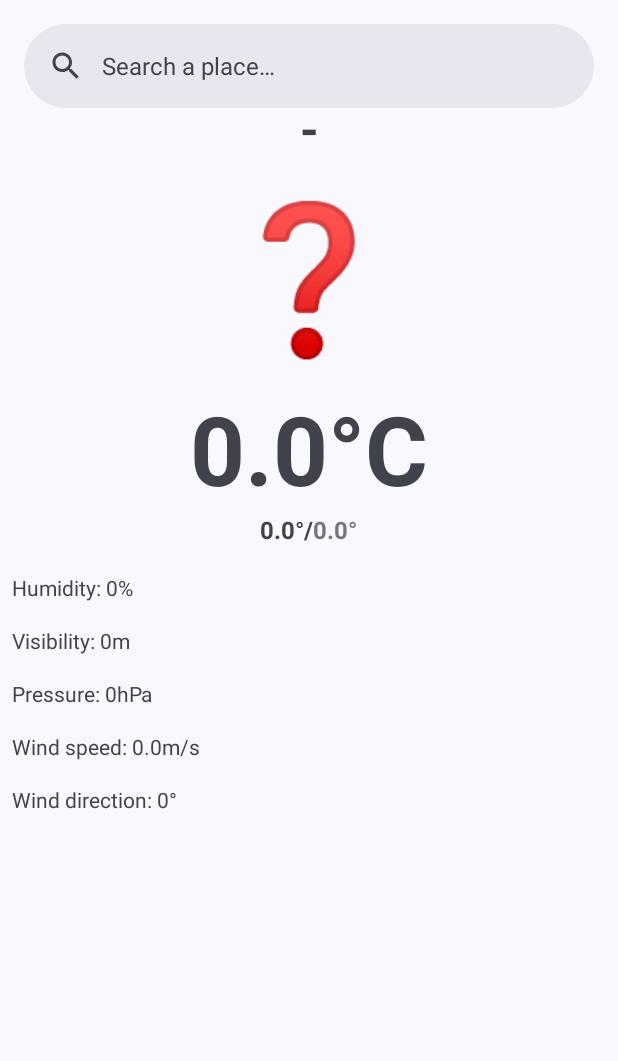
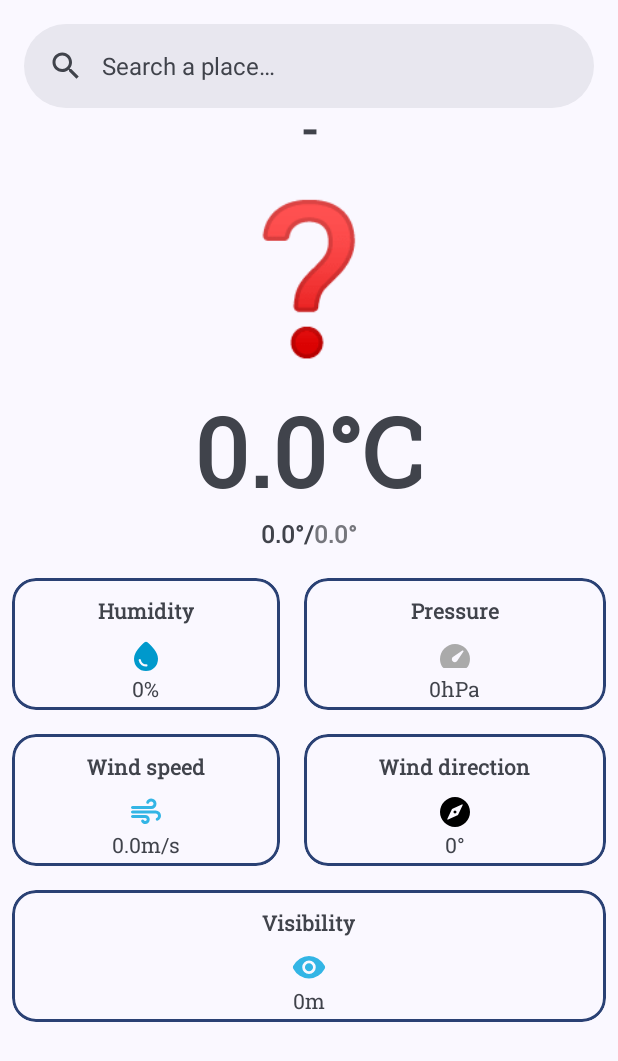
Before and after one commit to gbulgaru/Simple-Weather, an Android app: the fragment ForecastFragment placed in its activity, on a phone screen of 412 x 824 dp. Shown: the top 1061 px of the screen. Run offline under Robolectric (Android 15) with nearby library versions, the phone set to English and light mode, and no system bars.

Commit message:
Ver1.1 New card design for the weather information labels. New font.

```diff
--- a/app/src/main/java/com/gbulgaru/simpleweather/ForecastFragment.java
+++ b/app/src/main/java/com/gbulgaru/simpleweather/ForecastFragment.java
@@ -112,11 +112,11 @@ public class ForecastFragment extends Fragment {
 		lblTempNow.setText(weatherData.getTempNow() + "°C");
 		lblTempMax.setText(weatherData.getTempMax() + "°/");
 		lblTempMin.setText(weatherData.getTempMin() + "°");
-		lblHumidity.setText(getString(R.string.lblHumidity) + " " + weatherData.getHumidity() + "%");
-		lblVisibility.setText(getString(R.string.lblVisibility) + " " + weatherData.getVisibility() + "m");
-		lblPressure.setText(getString(R.string.lblPressure) + " " + weatherData.getPressure() + "hPa");
-		lblWindSpeed.setText(getString(R.string.lblWindSpeed) + " " + weatherData.getWindSpeed() + "m/s");
-		lblWindDeg.setText(getString(R.string.lblWindDirection) + " " + weatherData.getWindDeg() + "°");
+		lblHumidity.setText(weatherData.getHumidity() + "%");
+		lblVisibility.setText(weatherData.getVisibility() + "m");
+		lblPressure.setText(weatherData.getPressure() + "hPa");
+		lblWindSpeed.setText(weatherData.getWindSpeed() + "m/s");
+		lblWindDeg.setText(weatherData.getWindDeg() + "°");
 	}
 
 	private void updatePicture(int code) {
--- /dev/null
+++ b/app/src/main/res/drawable/ic_barometer_24px.xml
@@ -0,0 +1,10 @@
+<vector xmlns:android="http://schemas.android.com/apk/res/android"
+    android:width="24dp"
+    android:height="24dp"
+    android:viewportWidth="960"
+    android:viewportHeight="960"
+    android:tint="@android:color/darker_gray">
+  <path
+      android:fillColor="@android:color/darker_gray"
+      android:pathData="M418,620Q443,645 481,643.5Q519,642 536,616L705,363Q714,349 702.5,337.5Q691,326 677,335L424,504Q398,522 395.5,558.5Q393,595 418,620ZM204,800Q182,800 163.5,790.5Q145,781 134,762Q108,715 94,664.5Q80,614 80,560Q80,477 111.5,404Q143,331 197,277Q251,223 324,191.5Q397,160 480,160Q562,160 634,191Q706,222 760,275.5Q814,329 846,400.5Q878,472 879,554Q880,609 866.5,661.5Q853,714 825,762Q814,781 795.5,790.5Q777,800 755,800L204,800Z"/>
+</vector>
--- /dev/null
+++ b/app/src/main/res/drawable/ic_compass_24px.xml
@@ -0,0 +1,10 @@
+<vector xmlns:android="http://schemas.android.com/apk/res/android"
+    android:width="24dp"
+    android:height="24dp"
+    android:viewportWidth="960"
+    android:viewportHeight="960"
+    android:tint="@android:color/black">
+  <path
+      android:fillColor="@android:color/black"
+      android:pathData="M480,520Q463,520 451.5,508.5Q440,497 440,480Q440,463 451.5,451.5Q463,440 480,440Q497,440 508.5,451.5Q520,463 520,480Q520,497 508.5,508.5Q497,520 480,520ZM480,880Q397,880 324,848.5Q251,817 197,763Q143,709 111.5,636Q80,563 80,480Q80,397 111.5,324Q143,251 197,197Q251,143 324,111.5Q397,80 480,80Q563,80 636,111.5Q709,143 763,197Q817,251 848.5,324Q880,397 880,480Q880,563 848.5,636Q817,709 763,763Q709,817 636,848.5Q563,880 480,880ZM480,800Q614,800 707,707Q800,614 800,480Q800,346 707,253Q614,160 480,160Q346,160 253,253Q160,346 160,480Q160,614 253,707Q346,800 480,800ZM480,800Q346,800 253,707Q160,614 160,480Q160,346 253,253Q346,160 480,160Q614,160 707,253Q800,346 800,480Q800,614 707,707Q614,800 480,800ZM547,566Q553,563 558,558Q563,553 566,547L683,297Q688,287 680.5,279.5Q673,272 663,277L413,394Q407,397 402,402Q397,407 394,413L277,663Q272,673 279.5,680.5Q287,688 297,683L547,566Z"/>
+</vector>
--- /dev/null
+++ b/app/src/main/res/drawable/ic_visibility_24px.xml
@@ -0,0 +1,10 @@
+<vector xmlns:android="http://schemas.android.com/apk/res/android"
+    android:width="24dp"
+    android:height="24dp"
+    android:viewportWidth="960"
+    android:viewportHeight="960"
+    android:tint="@android:color/holo_blue_light">
+  <path
+      android:fillColor="@android:color/holo_blue_light"
+      android:pathData="M480,640Q555,640 607.5,587.5Q660,535 660,460Q660,385 607.5,332.5Q555,280 480,280Q405,280 352.5,332.5Q300,385 300,460Q300,535 352.5,587.5Q405,640 480,640ZM480,568Q435,568 403.5,536.5Q372,505 372,460Q372,415 403.5,383.5Q435,352 480,352Q525,352 556.5,383.5Q588,415 588,460Q588,505 556.5,536.5Q525,568 480,568ZM480,760Q346,760 235.5,688Q125,616 61,498Q56,489 53.5,479.5Q51,470 51,460Q51,450 53.5,440.5Q56,431 61,422Q125,304 235.5,232Q346,160 480,160Q614,160 724.5,232Q835,304 899,422Q904,431 906.5,440.5Q909,450 909,460Q909,470 906.5,479.5Q904,489 899,498Q835,616 724.5,688Q614,760 480,760Z"/>
+</vector>
--- /dev/null
+++ b/app/src/main/res/drawable/ic_water_drop_24px.xml
@@ -0,0 +1,10 @@
+<vector xmlns:android="http://schemas.android.com/apk/res/android"
+    android:width="24dp"
+    android:height="24dp"
+    android:viewportWidth="960"
+    android:viewportHeight="960"
+    android:tint="@android:color/holo_blue_dark">
+  <path
+      android:fillColor="@android:color/holo_blue_dark"
+      android:pathData="M480,880Q343,880 251.5,786Q160,692 160,552Q160,490 188,428Q216,366 258,309Q300,252 349,202Q398,152 440,115Q448,107 458.5,103.5Q469,100 480,100Q491,100 501.5,103.5Q512,107 520,115Q562,152 611,202Q660,252 702,309Q744,366 772,428Q800,490 800,552Q800,692 708.5,786Q617,880 480,880ZM491,760Q503,759 511.5,750.5Q520,742 520,730Q520,716 511,707.5Q502,699 488,700Q447,703 401,677.5Q355,652 343,585Q341,574 332.5,567Q324,560 313,560Q299,560 290,570.5Q281,581 284,595Q301,686 364,725Q427,764 491,760Z"/>
+</vector>
--- /dev/null
+++ b/app/src/main/res/drawable/ic_wind_24px.xml
@@ -0,0 +1,10 @@
+<vector xmlns:android="http://schemas.android.com/apk/res/android"
+    android:width="24dp"
+    android:height="24dp"
+    android:viewportWidth="960"
+    android:viewportHeight="960"
+    android:tint="@android:color/holo_blue_light">
+  <path
+      android:fillColor="@android:color/holo_blue_light"
+      android:pathData="M460,800Q428,800 400.5,784Q373,768 356,740Q345,720 355.5,700Q366,680 388,680Q401,680 411,688Q421,696 429,706Q434,713 442.5,716.5Q451,720 460,720Q477,720 488.5,708.5Q500,697 500,680Q500,663 488.5,651.5Q477,640 460,640L120,640Q103,640 91.5,628.5Q80,617 80,600Q80,583 91.5,571.5Q103,560 120,560L460,560Q510,560 545,595Q580,630 580,680Q580,730 545,765Q510,800 460,800ZM120,400Q103,400 91.5,388.5Q80,377 80,360Q80,343 91.5,331.5Q103,320 120,320L620,320Q645,320 662.5,302.5Q680,285 680,260Q680,235 662.5,217.5Q645,200 620,200Q604,200 590,207.5Q576,215 568,229Q561,241 551,250.5Q541,260 527,260Q507,260 494.5,245Q482,230 488,213Q502,171 538.5,145.5Q575,120 620,120Q678,120 719,161Q760,202 760,260Q760,318 719,359Q678,400 620,400L120,400ZM798,708Q778,717 759,705.5Q740,694 740,672Q740,658 749.5,648.5Q759,639 771,632Q785,624 792.5,610Q800,596 800,580Q800,555 782.5,537.5Q765,520 740,520L120,520Q103,520 91.5,508.5Q80,497 80,480Q80,463 91.5,451.5Q103,440 120,440L740,440Q798,440 839,481Q880,522 880,580Q880,622 858,656.5Q836,691 798,708Z"/>
+</vector>
--- a/app/src/main/res/layout/fragment_forecast.xml
+++ b/app/src/main/res/layout/fragment_forecast.xml
@@ -1,14 +1,15 @@
 <?xml version="1.0" encoding="utf-8"?>
 <LinearLayout xmlns:android="http://schemas.android.com/apk/res/android"
+              xmlns:app="http://schemas.android.com/apk/res-auto"
               android:layout_width="match_parent"
+              android:layout_height="match_parent"
               android:orientation="vertical"
-              android:layout_height="match_parent"
               android:paddingTop="?attr/actionBarSize">
 
 	<TextView android:layout_width="match_parent" android:layout_height="wrap_content"
 	          android:id="@+id/lblNow" android:textSize="32sp"
 	          android:textStyle="bold"
-	          android:textAlignment="center"/>
+	          android:textAlignment="center" android:fontFamily="@font/roboto_slab"/>
 
 	<Space android:layout_width="match_parent" android:layout_height="10dp"/>
 
@@ -16,8 +17,7 @@
 	          android:layout_height="wrap_content"
 	          android:layout_width="wrap_content"
 	          android:layout_gravity="center_horizontal"
-	          android:text="..."
-	          android:textSize="96sp" android:textColor="#616161"/>
+	          android:textSize="96sp" android:textColor="#616161" android:fontFamily="@font/roboto_slab"/>
 
 	<Space android:layout_width="match_parent" android:layout_height="10dp"/>
 
@@ -25,45 +25,189 @@
 	          android:layout_width="match_parent"
 	          android:layout_height="wrap_content"
 	          android:textAlignment="center"
-	          android:textSize="64sp" android:textStyle="bold"/>
+	          android:textSize="64sp" android:textStyle="bold" android:fontFamily="@font/roboto_slab"/>
 
 	<LinearLayout android:layout_width="wrap_content" android:layout_height="wrap_content" android:layout_gravity="center">
 		<TextView android:layout_width="wrap_content" android:layout_height="wrap_content"
 		          android:id="@+id/lblTempMax" android:textStyle="bold" android:layout_gravity="center"
-		          android:textSize="16sp"/>
+		          android:textSize="16sp" android:fontFamily="@font/roboto_slab"/>
 		<TextView android:layout_width="wrap_content" android:layout_height="wrap_content"
 		          android:id="@+id/lblTempMin" android:textColor="@color/material_dynamic_neutral50"
 		          android:textStyle="bold" android:layout_gravity="center"
-		          android:textSize="16sp"/>
+		          android:textSize="16sp" android:fontFamily="@font/roboto_slab"/>
 	</LinearLayout>
 
 	<Space android:layout_width="match_parent" android:layout_height="10dp"/>
 
-	<TextView android:id="@+id/lblHumidity"
-	          android:layout_width="match_parent"
-	          android:layout_height="wrap_content"
-	          android:text="@string/lblHumidity"
-	          android:padding="8dp"/>
+	<TableLayout
+			android:layout_width="match_parent"
+			android:layout_height="wrap_content"
+			android:id="@+id/tblDetails">
 
-	<TextView
-			android:text="@string/lblVisibility"
-			android:layout_width="match_parent"
-			android:layout_height="wrap_content" android:id="@+id/lblVisibility"
-			android:padding="8dp"/>
+		<TableRow>
+			<com.google.android.material.card.MaterialCardView
+					android:layout_weight="1"
+					android:layout_margin="8dp"
+					app:cardCornerRadius="16dp"
+					app:strokeColor="?attr/colorPrimary"
+					app:strokeWidth="2dp">
 
-	<TextView android:layout_width="match_parent" android:layout_height="wrap_content"
-	          android:id="@+id/lblPressure"
-	          android:text="@string/lblPressure"
-	          android:padding="8dp"/>
+				<LinearLayout
+						android:layout_width="match_parent"
+						android:layout_height="wrap_content"
+						android:padding="4dp"
+						android:orientation="vertical">
+					<TextView
+							android:layout_width="wrap_content"
+							android:layout_height="wrap_content"
+							android:text="@string/lblHumidity"
+							android:textStyle="bold"
+							android:padding="8dp"
+							android:layout_gravity="center" android:fontFamily="@font/roboto_slab"/>
+					<ImageView
+							android:layout_width="wrap_content"
+							android:layout_height="wrap_content"
+							android:src="@drawable/ic_water_drop_24px"
+							android:layout_gravity="center"/>
+					<TextView
+							android:layout_width="wrap_content"
+							android:layout_height="wrap_content"
+							android:id="@+id/lblHumidity"
+							android:layout_gravity="center" android:fontFamily="@font/roboto_slab"/>
+				</LinearLayout>
+			</com.google.android.material.card.MaterialCardView>
 
-	<TextView android:layout_width="match_parent" android:layout_height="wrap_content"
-	          android:id="@+id/lblWindSpeed"
-	          android:text="@string/lblWindSpeed"
-	          android:padding="8dp"/>
+			<com.google.android.material.card.MaterialCardView
+					android:layout_weight="1"
+					android:layout_margin="8dp"
+					app:cardCornerRadius="16dp"
+					app:strokeColor="?attr/colorPrimary"
+					app:strokeWidth="2dp">
 
-	<TextView android:layout_width="match_parent" android:layout_height="wrap_content"
-	          android:id="@+id/lblWindDirection"
-	          android:text="@string/lblWindDirection"
-	          android:padding="8dp"/>
+				<LinearLayout
+						android:layout_width="match_parent"
+						android:layout_height="wrap_content"
+						android:padding="4dp"
+						android:orientation="vertical">
+					<TextView
+							android:layout_width="wrap_content"
+							android:layout_height="wrap_content"
+							android:text="@string/lblPressure"
+							android:textStyle="bold"
+							android:padding="8dp"
+							android:layout_gravity="center" android:fontFamily="@font/roboto_slab"/>
+					<ImageView
+							android:layout_width="wrap_content"
+							android:layout_height="wrap_content"
+							android:src="@drawable/ic_barometer_24px"
+							android:layout_gravity="center"/>
+					<TextView
+							android:layout_width="wrap_content"
+							android:layout_height="wrap_content"
+							android:id="@+id/lblPressure"
+							android:layout_gravity="center" android:fontFamily="@font/roboto_slab"/>
+				</LinearLayout>
+			</com.google.android.material.card.MaterialCardView>
+		</TableRow>
 
+		<TableRow>
+			<com.google.android.material.card.MaterialCardView
+					android:layout_weight="1"
+					android:layout_margin="8dp"
+					app:cardCornerRadius="16dp"
+					app:strokeColor="?attr/colorPrimary"
+					app:strokeWidth="2dp">
+
+				<LinearLayout
+						android:layout_width="match_parent"
+						android:layout_height="wrap_content"
+						android:padding="4dp"
+						android:orientation="vertical">
+					<TextView
+							android:layout_width="wrap_content"
+							android:layout_height="wrap_content"
+							android:text="@string/lblWindSpeed"
+							android:textStyle="bold"
+							android:padding="8dp"
+							android:layout_gravity="center" android:fontFamily="@font/roboto_slab"/>
+					<ImageView
+							android:layout_width="wrap_content"
+							android:layout_height="wrap_content"
+							android:src="@drawable/ic_wind_24px"
+							android:layout_gravity="center"/>
+					<TextView
+							android:layout_width="wrap_content"
+							android:layout_height="wrap_content"
+							android:id="@+id/lblWindSpeed"
+							android:layout_gravity="center" android:fontFamily="@font/roboto_slab"/>
+				</LinearLayout>
+			</com.google.android.material.card.MaterialCardView>
+
+			<com.google.android.material.card.MaterialCardView
+					android:layout_weight="1"
+					android:layout_margin="8dp"
+					app:cardCornerRadius="16dp"
+					app:strokeColor="?attr/colorPrimary"
+					app:strokeWidth="2dp">
+
+				<LinearLayout
+						android:layout_width="match_parent"
+						android:layout_height="wrap_content"
+						android:padding="4dp"
+						android:orientation="vertical">
+					<TextView
+							android:layout_width="wrap_content"
+							android:layout_height="wrap_content"
+							android:text="@string/lblWindDirection"
+							android:textStyle="bold"
+							android:padding="8dp"
+							android:layout_gravity="center" android:fontFamily="@font/roboto_slab"/>
+					<ImageView
+							android:layout_width="wrap_content"
+							android:layout_height="wrap_content"
+							android:src="@drawable/ic_compass_24px"
+							android:layout_gravity="center"/>
+					<TextView
+							android:layout_width="wrap_content"
+							android:layout_height="wrap_content"
+							android:id="@+id/lblWindDirection"
+							android:layout_gravity="center" android:fontFamily="@font/roboto_slab"/>
+				</LinearLayout>
+			</com.google.android.material.card.MaterialCardView>
+		</TableRow>
+
+		<TableRow>
+			<com.google.android.material.card.MaterialCardView
+					android:layout_weight="1"
+					android:layout_margin="8dp"
+					app:cardCornerRadius="16dp"
+					app:strokeColor="?attr/colorPrimary"
+					app:strokeWidth="2dp">
+
+				<LinearLayout
+						android:layout_width="match_parent"
+						android:layout_height="wrap_content"
+						android:padding="4dp"
+						android:orientation="vertical">
+					<TextView
+							android:layout_width="wrap_content"
+							android:layout_height="wrap_content"
+							android:text="@string/lblVisibility"
+							android:textStyle="bold"
+							android:padding="8dp"
+							android:layout_gravity="center" android:fontFamily="@font/roboto_slab"/>
+					<ImageView
+							android:layout_width="wrap_content"
+							android:layout_height="wrap_content"
+							android:src="@drawable/ic_visibility_24px"
+							android:layout_gravity="center"/>
+					<TextView
+							android:layout_width="wrap_content"
+							android:layout_height="wrap_content"
+							android:id="@+id/lblVisibility"
+							android:layout_gravity="center" android:fontFamily="@font/roboto_slab"/>
+				</LinearLayout>
+			</com.google.android.material.card.MaterialCardView>
+		</TableRow>
+	</TableLayout>
 </LinearLayout>
--- a/app/src/main/res/values-night/themes.xml
+++ b/app/src/main/res/values-night/themes.xml
@@ -12,5 +12,7 @@
         <!-- Status bar color. -->
         <item name="android:statusBarColor">?attr/colorPrimaryVariant</item>
         <!-- Customize your theme here. -->
+        <item name="android:fontFamily">@font/roboto_slab</item>
+        <item name="fontFamily">@font/roboto_slab</item>
     </style>
 </resources>
--- a/app/src/main/res/values/strings.xml
+++ b/app/src/main/res/values/strings.xml
@@ -2,11 +2,11 @@
     <string name="app_name" translatable="false">Simple Weather</string>
     <string name="hintSearchBar">Search a place…</string>
     <string name="loadingText">This won\'t take too much…</string>
-    <string name="lblHumidity">Humidity:</string>
-    <string name="lblPressure">Pressure:</string>
-    <string name="lblWindSpeed">Wind speed:</string>
-    <string name="lblWindDirection">Wind direction:</string>
-    <string name="lblVisibility">Visibility:</string>
+    <string name="lblHumidity">Humidity</string>
+    <string name="lblPressure">Pressure</string>
+    <string name="lblWindSpeed">Wind speed</string>
+    <string name="lblWindDirection">Wind direction</string>
+    <string name="lblVisibility">Visibility</string>
 
     <!-- Error messages -->
     <string name="errInternetTitle">No internet connection</string>
--- a/app/src/main/res/values/themes.xml
+++ b/app/src/main/res/values/themes.xml
@@ -12,5 +12,7 @@
         <!-- Status bar color. -->
         <item name="android:statusBarColor">?attr/colorPrimaryVariant</item>
         <!-- Customize your theme here. -->
+        <item name="android:fontFamily">@font/roboto_slab</item>
+        <item name="fontFamily">@font/roboto_slab</item>
     </style>
 </resources>
```
Also changed, not shown: app/src/main/res/font/roboto_slab.ttf (added), 1 other file.
